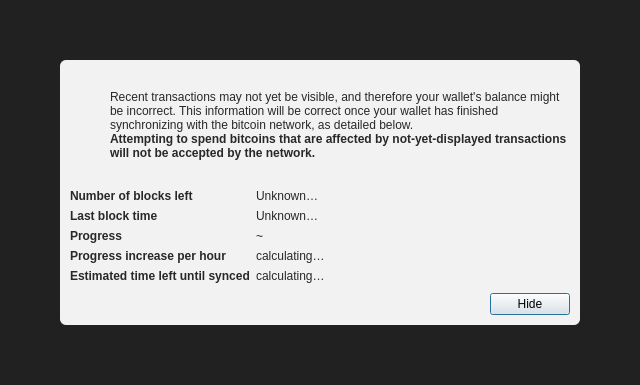
Above: src/qt/forms/modaloverlay.ui from CoinBlack/blackcoin-more before the change. Below: the same form after it.
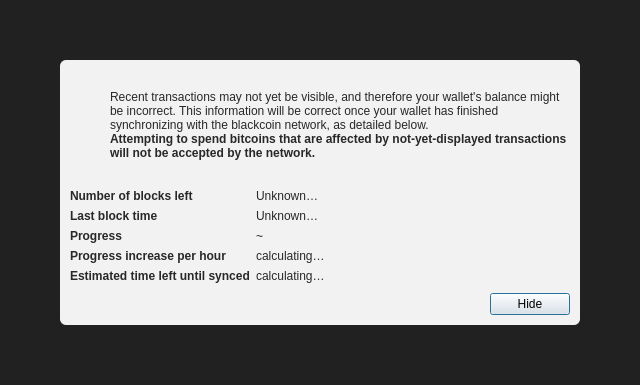
That is the form after the change. Icons and pictures are not drawn.

Commit message: qt: rename to blackcoin

```diff
--- a/src/qt/forms/modaloverlay.ui
+++ b/src/qt/forms/modaloverlay.ui
@@ -130,7 +130,7 @@
              <item>
               <widget class="QLabel" name="infoText">
                <property name="text">
-                <string>Recent transactions may not yet be visible, and therefore your wallet's balance might be incorrect. This information will be correct once your wallet has finished synchronizing with the bitcoin network, as detailed below.</string>
+                <string>Recent transactions may not yet be visible, and therefore your wallet's balance might be incorrect. This information will be correct once your wallet has finished synchronizing with the blackcoin network, as detailed below.</string>
                </property>
                <property name="textFormat">
                 <enum>Qt::RichText</enum>
```
The commit also changes 2 other files.
